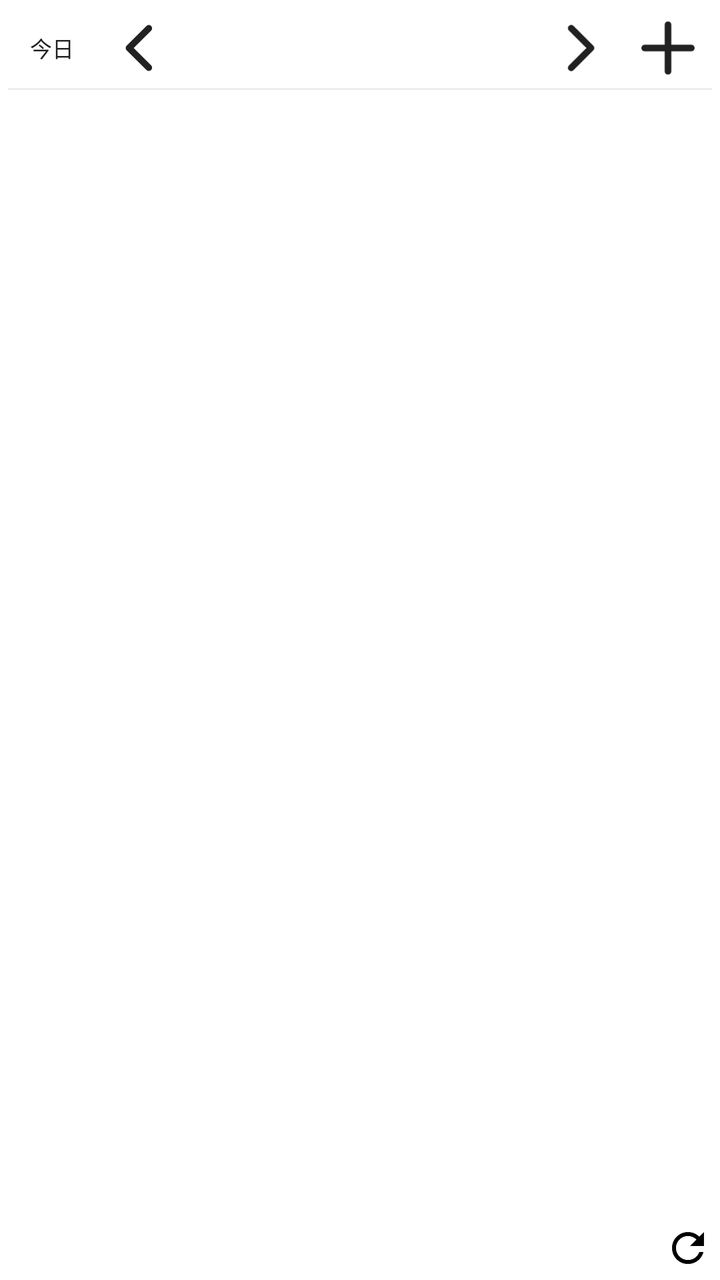
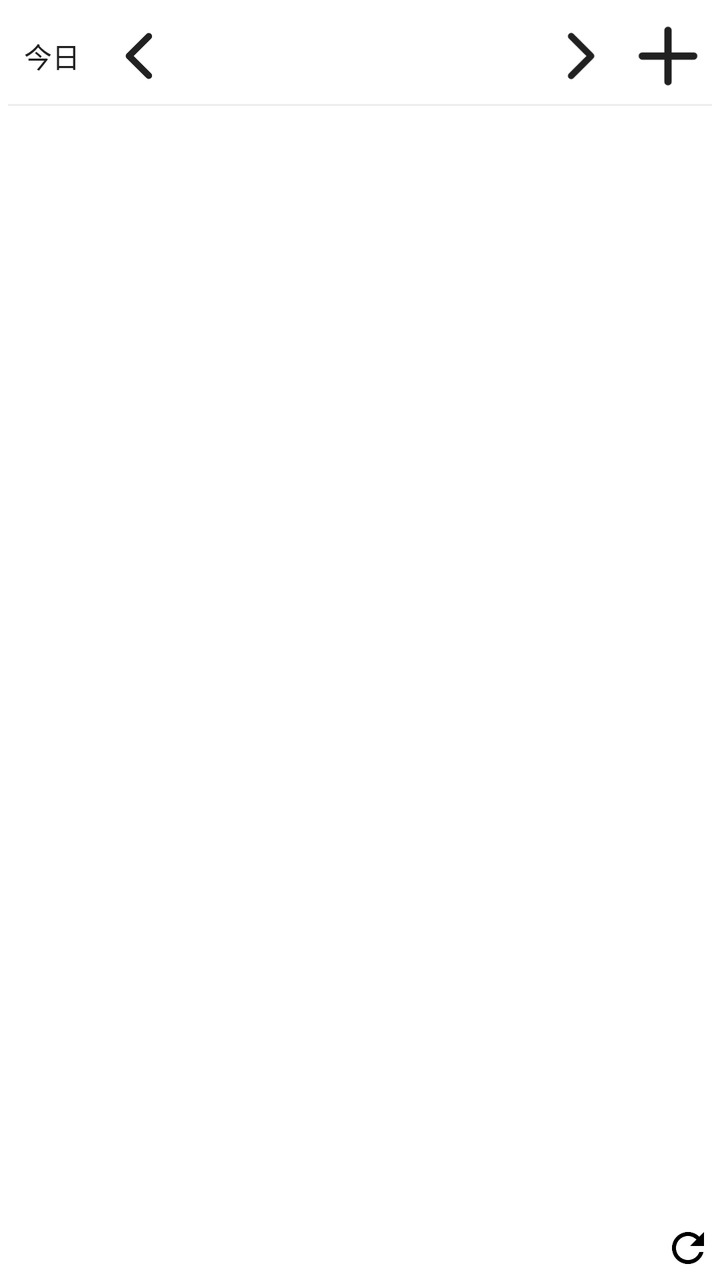

Compare the two renders of this Android layout. The source of the first and the diff that turns it into the second are given below.
<!-- AndroidManifest.xml: fallback theme Theme.MaterialComponents.DayNight.NoActionBar -->
<!-- res/layout/daily_calendar_widget.xml -->
<?xml version="1.0" encoding="utf-8"?>
<FrameLayout xmlns:android="http://schemas.android.com/apk/res/android"
    android:layout_width="match_parent" android:layout_height="match_parent"
    android:background="@drawable/calendar_widget_background" android:padding="4dp">
    <LinearLayout android:id="@+id/calendar_content" android:layout_width="match_parent"
        android:layout_height="match_parent" android:orientation="vertical">
        <LinearLayout android:id="@+id/daily_compact_header" android:layout_width="match_parent"
            android:layout_height="20dp" android:visibility="gone" android:gravity="center_vertical">
            <TextView android:id="@+id/daily_compact_date" android:layout_width="0dp" android:layout_weight="1"
                android:layout_height="match_parent" android:gravity="center" android:maxLines="1"
                android:textSize="12sp" android:textColor="#212121" android:ellipsize="end"/>
            <ImageView android:id="@+id/daily_compact_refresh" android:layout_width="24dp" android:layout_height="match_parent"
                android:scaleType="fitCenter" android:src="@drawable/ic_widget_refresh" android:contentDescription="更新"/>
        </LinearLayout>
        <LinearLayout android:layout_width="match_parent" android:layout_height="40dp"
            android:gravity="center_vertical" android:baselineAligned="false">
            <TextView android:id="@+id/calendar_today" android:layout_width="0dp" android:layout_weight="1" android:layout_height="match_parent"
                android:gravity="center" android:includeFontPadding="false" android:text="今日" android:textSize="11sp" android:textColor="#212121"/>
            <ImageView android:id="@+id/calendar_previous" android:layout_width="0dp" android:layout_weight="1" android:layout_height="match_parent"
                android:scaleType="fitCenter" android:src="@drawable/calendar_widget_previous" android:contentDescription="前日"/>
            <TextView android:id="@+id/calendar_selected_date" android:layout_width="0dp" android:layout_weight="4"
                android:layout_height="match_parent" android:gravity="center" android:includeFontPadding="false"
                android:textSize="16sp" android:textColor="#212121" android:maxLines="1" android:ellipsize="end"/>
            <ImageView android:id="@+id/calendar_next" android:layout_width="0dp" android:layout_weight="1" android:layout_height="match_parent"
                android:scaleType="fitCenter" android:src="@drawable/calendar_widget_next" android:contentDescription="翌日"/>
            <ImageView android:id="@+id/calendar_add" android:layout_width="0dp" android:layout_weight="1" android:layout_height="match_parent"
                android:scaleType="fitCenter" android:src="@drawable/calendar_widget_add" android:contentDescription="予定を追加"/>
        </LinearLayout>
        <TextView android:layout_width="match_parent" android:layout_height="1dp" android:background="#EEEEEE"/>
        <FrameLayout android:layout_width="match_parent" android:layout_height="0dp" android:layout_weight="1">
            <ListView android:id="@+id/calendar_events" android:layout_width="match_parent" android:layout_height="match_parent"
                android:divider="@android:color/transparent" android:dividerHeight="0dp" android:scrollbars="vertical"/>
            <TextView android:id="@+id/calendar_empty" android:layout_width="match_parent" android:layout_height="match_parent"
                android:gravity="center" android:textSize="12sp" android:textColor="#616161"/>
        </FrameLayout>
        <LinearLayout android:id="@+id/daily_footer" android:layout_width="match_parent" android:layout_height="24dp" android:gravity="center_vertical">
            <TextView android:id="@+id/calendar_last_updated" android:layout_width="0dp" android:layout_weight="1"
                android:layout_height="match_parent" android:gravity="end|center_vertical"
                android:textSize="9sp" android:textColor="#616161" android:maxLines="1" android:ellipsize="end"/>
            <ImageView android:id="@+id/calendar_refresh" android:layout_width="24dp" android:layout_height="match_parent"
                android:scaleType="fitCenter" android:src="@drawable/ic_widget_refresh" android:contentDescription="更新"/>
        </LinearLayout>
    </LinearLayout>
    <TextView android:id="@+id/calendar_message" android:layout_width="match_parent" android:layout_height="match_parent"
        android:text="表示対象グループを設定してください" android:gravity="center" android:textSize="12sp" android:textColor="#212121" android:visibility="gone"/>
</FrameLayout>
<!-- resources referenced by this layout -->
<resources>
  <!-- drawable calendar_widget_add (drawable) -->
  <?xml version="1.0" encoding="utf-8"?>
  <vector xmlns:android="http://schemas.android.com/apk/res/android"
      android:width="24dp" android:height="24dp"
      android:viewportWidth="24" android:viewportHeight="24">
      <path android:pathData="M5,12 L19,12 M12,5 L12,19"
          android:fillColor="@android:color/transparent" android:strokeColor="#212121"
          android:strokeWidth="2" android:strokeLineCap="round"/>
  </vector>
  <!-- drawable calendar_widget_background (drawable) -->
  <?xml version="1.0" encoding="utf-8"?>
  <shape xmlns:android="http://schemas.android.com/apk/res/android" android:shape="rectangle">
      <solid android:color="#FFFFFF"/>
      <corners android:radius="24dp"/>
  </shape>
  <!-- drawable calendar_widget_next (drawable) -->
  <?xml version="1.0" encoding="utf-8"?>
  <vector xmlns:android="http://schemas.android.com/apk/res/android"
      android:width="40dp" android:height="36dp"
      android:viewportWidth="40" android:viewportHeight="36">
      <path android:pathData="M16,9 L25,18 L16,27"
          android:fillColor="@android:color/transparent" android:strokeColor="#212121"
          android:strokeWidth="3" android:strokeLineCap="round" android:strokeLineJoin="round"/>
  </vector>
  <!-- drawable calendar_widget_previous (drawable) -->
  <?xml version="1.0" encoding="utf-8"?>
  <vector xmlns:android="http://schemas.android.com/apk/res/android"
      android:width="40dp" android:height="36dp"
      android:viewportWidth="40" android:viewportHeight="36">
      <path android:pathData="M24,9 L15,18 L24,27"
          android:fillColor="@android:color/transparent" android:strokeColor="#212121"
          android:strokeWidth="3" android:strokeLineCap="round" android:strokeLineJoin="round"/>
  </vector>
  <!-- drawable ic_widget_refresh (drawable) -->
  <vector xmlns:android="http://schemas.android.com/apk/res/android"
      android:width="24dp"
      android:height="24dp"
      android:viewportWidth="24"
      android:viewportHeight="24">
      <path
          android:fillColor="#FF000000"
          android:pathData="M17.65,6.35C16.2,4.9 14.21,4 12,4C7.58,4 4.01,7.58 4.01,12S7.58,20 12,20C15.73,20 18.84,17.45 19.73,14H17.65C16.82,16.33 14.61,18 12,18C8.69,18 6,15.31 6,12S8.69,6 12,6C13.66,6 15.14,6.69 16.22,7.78L13,11H20V4L17.65,6.35Z" />
  </vector>
</resources>

<!-- the commit's change to res/layout/daily_calendar_widget.xml (unified diff, before → after) -->
@@ -5,22 +5,22 @@
     <LinearLayout android:id="@+id/calendar_content" android:layout_width="match_parent"
         android:layout_height="match_parent" android:orientation="vertical">
         <LinearLayout android:id="@+id/daily_compact_header" android:layout_width="match_parent"
-            android:layout_height="20dp" android:visibility="gone" android:gravity="center_vertical">
+            android:layout_height="24dp" android:visibility="gone" android:gravity="center_vertical">
             <TextView android:id="@+id/daily_compact_date" android:layout_width="0dp" android:layout_weight="1"
                 android:layout_height="match_parent" android:gravity="center" android:maxLines="1"
-                android:textSize="12sp" android:textColor="#212121" android:ellipsize="end"/>
+                android:textSize="14sp" android:textColor="#212121" android:ellipsize="end"/>
             <ImageView android:id="@+id/daily_compact_refresh" android:layout_width="24dp" android:layout_height="match_parent"
                 android:scaleType="fitCenter" android:src="@drawable/ic_widget_refresh" android:contentDescription="更新"/>
         </LinearLayout>
-        <LinearLayout android:layout_width="match_parent" android:layout_height="40dp"
+        <LinearLayout android:id="@+id/daily_navigation" android:layout_width="match_parent" android:layout_height="wrap_content" android:minHeight="48dp"
             android:gravity="center_vertical" android:baselineAligned="false">
             <TextView android:id="@+id/calendar_today" android:layout_width="0dp" android:layout_weight="1" android:layout_height="match_parent"
-                android:gravity="center" android:includeFontPadding="false" android:text="今日" android:textSize="11sp" android:textColor="#212121"/>
+                android:gravity="center" android:includeFontPadding="false" android:text="今日" android:textSize="14sp" android:textColor="#212121"/>
             <ImageView android:id="@+id/calendar_previous" android:layout_width="0dp" android:layout_weight="1" android:layout_height="match_parent"
                 android:scaleType="fitCenter" android:src="@drawable/calendar_widget_previous" android:contentDescription="前日"/>
             <TextView android:id="@+id/calendar_selected_date" android:layout_width="0dp" android:layout_weight="4"
                 android:layout_height="match_parent" android:gravity="center" android:includeFontPadding="false"
-                android:textSize="16sp" android:textColor="#212121" android:maxLines="1" android:ellipsize="end"/>
+                android:textSize="18sp" android:textColor="#212121" android:maxLines="1" android:ellipsize="end"/>
             <ImageView android:id="@+id/calendar_next" android:layout_width="0dp" android:layout_weight="1" android:layout_height="match_parent"
                 android:scaleType="fitCenter" android:src="@drawable/calendar_widget_next" android:contentDescription="翌日"/>
             <ImageView android:id="@+id/calendar_add" android:layout_width="0dp" android:layout_weight="1" android:layout_height="match_parent"
